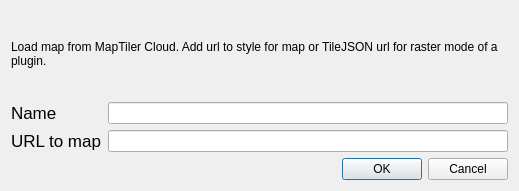
This is edit_connection_dialog_base.ui in maptiler/qgis-maptiler-plugin as Qt 5 draws it before an edit. The edited form follows.
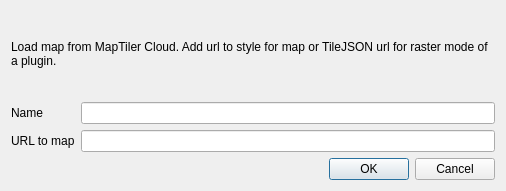
This is the edited form.

```diff
--- a/edit_connection_dialog_base.ui
+++ b/edit_connection_dialog_base.ui
@@ -64,11 +64,6 @@
          <verstretch>0</verstretch>
         </sizepolicy>
        </property>
-       <property name="font">
-        <font>
-         <pointsize>13</pointsize>
-        </font>
-       </property>
        <property name="text">
         <string>Name</string>
        </property>
@@ -85,11 +80,6 @@
          <verstretch>0</verstretch>
         </sizepolicy>
        </property>
-       <property name="font">
-        <font>
-         <pointsize>13</pointsize>
-        </font>
-       </property>
        <property name="text">
         <string>URL to map</string>
        </property>
```
